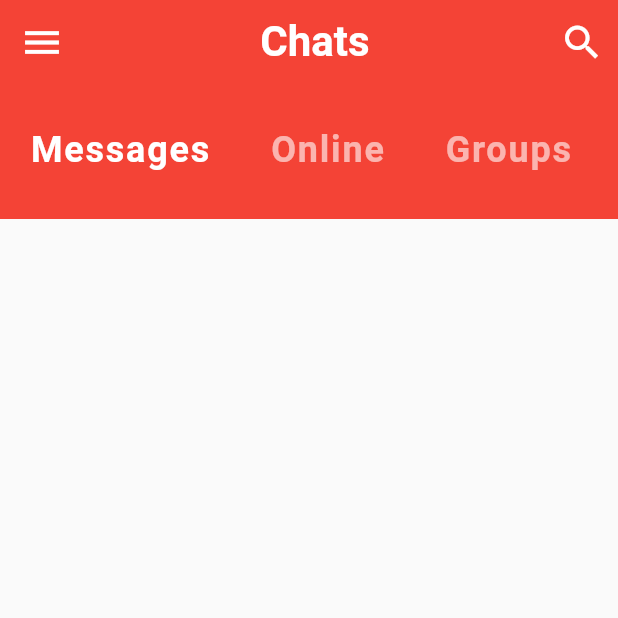
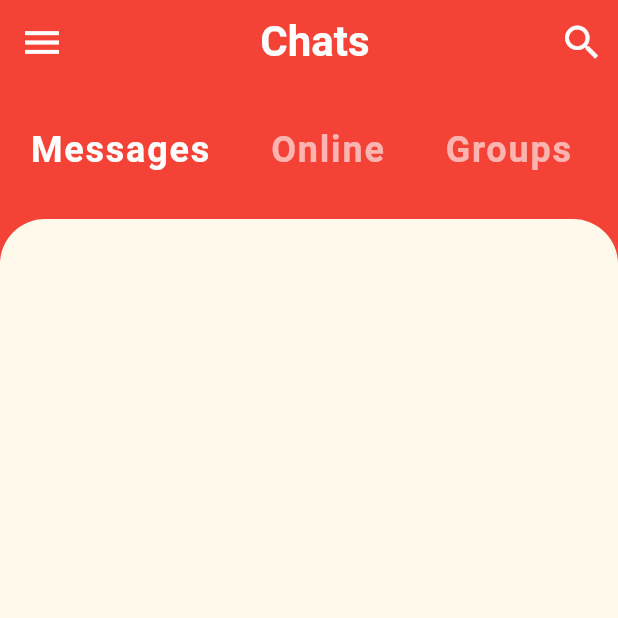
Before and after one commit to AbhinavRobinson/flutter-chat, a Flutter app: the screen it shows after launch, on a phone screen of 412 x 824 dp, the top half of it. Run offline on Flutter 3.47's test engine with Material 2 defaults, Android fonts, the phone set to English and light mode, and no system bars.

Commit message:
(feat): add main container, rounded edges

```diff
--- a/lib/screens/home_screen.dart
+++ b/lib/screens/home_screen.dart
@@ -10,6 +10,7 @@ class _HomeScreenState extends State<HomeScreen> {
   @override
   Widget build(BuildContext context) {
     return Scaffold(
+      backgroundColor: Theme.of(context).primaryColor,
       appBar: AppBar(
         leading: IconButton(
           icon: Icon(Icons.menu),
@@ -39,6 +40,17 @@ class _HomeScreenState extends State<HomeScreen> {
       body: Column(
         children: <Widget>[
           CategorySelector(),
+          Expanded(
+            child: Container(
+              decoration: BoxDecoration(
+                color: Theme.of(context).accentColor,
+                borderRadius: BorderRadius.only(
+                  topLeft: Radius.circular(30.0),
+                  topRight: Radius.circular(30.0),
+                ),
+              ),
+            ),
+          )
         ],
       ),
     );
```
